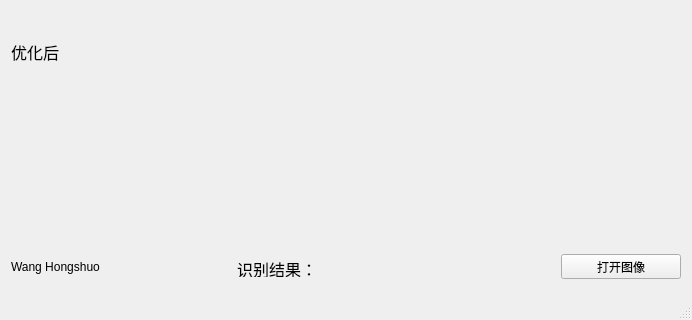
WangHongshuo/Licence_Plates_Recognition-Qt-opencv, file mainwindow.ui: the form before one commit; both pictures show x 0 to 692 and y 354 to 674 of the 692 by 674 pixel window.
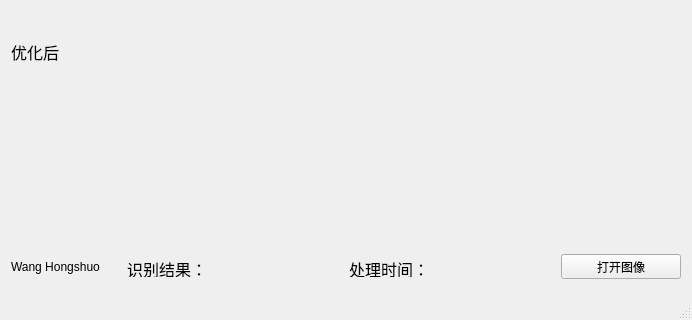
The form after the commit. Custom widgets are drawn as their Qt base class.

Commit message: fixed small bugs and added a label to show processing time

What changed in the file:
```diff
--- a/mainwindow.ui
+++ b/mainwindow.ui
@@ -690,18 +690,18 @@
      </layout>
     </item>
     <item>
-     <layout class="QHBoxLayout" name="horizontalLayout_6" stretch="1,1,0">
+     <layout class="QHBoxLayout" name="horizontalLayout_8" stretch="0,1,1,0">
       <item>
        <widget class="QLabel" name="label">
         <property name="minimumSize">
          <size>
-          <width>150</width>
+          <width>100</width>
           <height>30</height>
          </size>
         </property>
         <property name="maximumSize">
          <size>
-          <width>150</width>
+          <width>100</width>
           <height>30</height>
          </size>
         </property>
@@ -711,7 +711,7 @@
        </widget>
       </item>
       <item>
-       <layout class="QHBoxLayout" name="horizontalLayout_2" stretch="1,1">
+       <layout class="QHBoxLayout" name="horizontalLayout_2" stretch="1,0">
         <item>
          <widget class="QLabel" name="text_3">
           <property name="sizePolicy">
@@ -762,6 +762,55 @@
         </item>
        </layout>
       </item>
+      <item>
+       <layout class="QHBoxLayout" name="horizontalLayout_6" stretch="1,0">
+        <item>
+         <widget class="QLabel" name="label_2">
+          <property name="sizePolicy">
+           <sizepolicy hsizetype="Preferred" vsizetype="Preferred">
+            <horstretch>150</horstretch>
+            <verstretch>20</verstretch>
+           </sizepolicy>
+          </property>
+          <property name="maximumSize">
+           <size>
+            <width>150</width>
+            <height>20</height>
+           </size>
+          </property>
+          <property name="font">
+           <font>
+            <pointsize>12</pointsize>
+           </font>
+          </property>
+          <property name="text">
+           <string>&lt;html&gt;&lt;head/&gt;&lt;body&gt;&lt;p align=&quot;right&quot;&gt;处理时间：&lt;/p&gt;&lt;/body&gt;&lt;/html&gt;</string>
+          </property>
+          <property name="alignment">
+           <set>Qt::AlignLeading|Qt::AlignLeft|Qt::AlignVCenter</set>
+          </property>
+         </widget>
+        </item>
+        <item>
+         <widget class="QLabel" name="labelProcessingTime">
+          <property name="minimumSize">
+           <size>
+            <width>120</width>
+            <height>40</height>
+           </size>
+          </property>
+          <property name="font">
+           <font>
+            <pointsize>12</pointsize>
+           </font>
+          </property>
+          <property name="text">
+           <string/>
+          </property>
+         </widget>
+        </item>
+       </layout>
+      </item>
       <item>
        <widget class="QPushButton" name="open_img">
         <property name="minimumSize">
```
Left out of the diff: 2 changed lines with no effect on the pictures. The commit also changes 2 other files.
